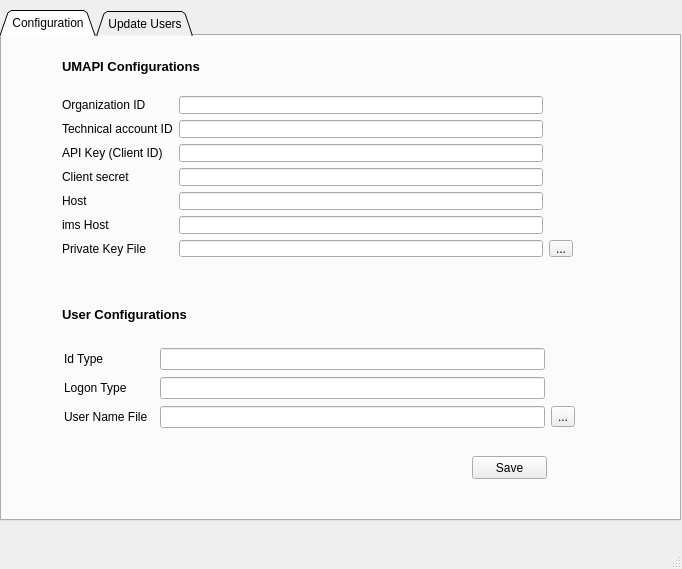
First picture: the form in resource/ui_main_window_base.ui, repository harikanthan/user-update, before the edit.
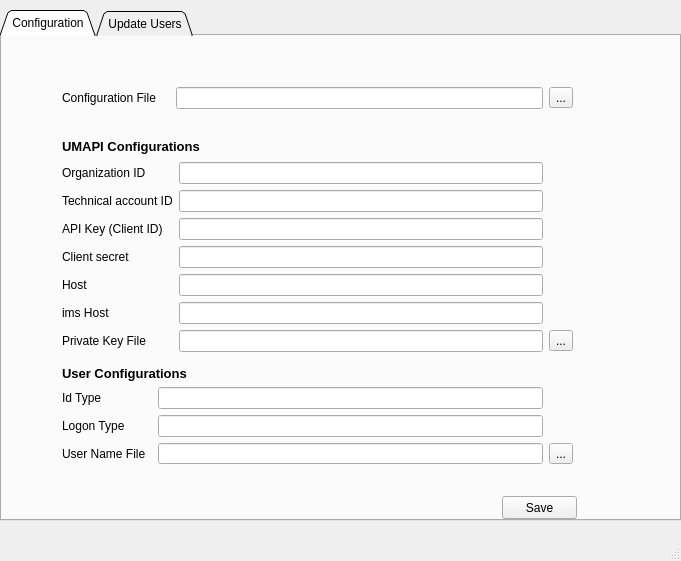
Second picture: the form after the edit.

Patch:
```diff
--- a/resource/ui_main_window_base.ui
+++ b/resource/ui_main_window_base.ui
@@ -6,8 +6,8 @@
    <rect>
     <x>0</x>
     <y>0</y>
-    <width>682</width>
-    <height>569</height>
+    <width>681</width>
+    <height>561</height>
    </rect>
   </property>
   <property name="windowTitle">
@@ -42,51 +42,11 @@
      <attribute name="title">
       <string>Configuration</string>
      </attribute>
-     <widget class="QLabel" name="label">
-      <property name="geometry">
-       <rect>
-        <x>60</x>
-        <y>20</y>
-        <width>201</width>
-        <height>21</height>
-       </rect>
-      </property>
-      <property name="font">
-       <font>
-        <pointsize>10</pointsize>
-        <weight>75</weight>
-        <bold>true</bold>
-       </font>
-      </property>
-      <property name="text">
-       <string>UMAPI Configurations</string>
-      </property>
-     </widget>
-     <widget class="QLabel" name="label_2">
-      <property name="geometry">
-       <rect>
-        <x>60</x>
-        <y>270</y>
-        <width>181</width>
-        <height>16</height>
-       </rect>
-      </property>
-      <property name="font">
-       <font>
-        <pointsize>10</pointsize>
-        <weight>75</weight>
-        <bold>true</bold>
-       </font>
-      </property>
-      <property name="text">
-       <string>User Configurations</string>
-      </property>
-     </widget>
      <widget class="QPushButton" name="save">
       <property name="geometry">
        <rect>
-        <x>470</x>
-        <y>420</y>
+        <x>500</x>
+        <y>460</y>
         <width>75</width>
         <height>23</height>
        </rect>
@@ -95,15 +55,85 @@
        <string>Save</string>
       </property>
      </widget>
+     <widget class="QWidget" name="layoutWidget">
+      <property name="geometry">
+       <rect>
+        <x>60</x>
+        <y>50</y>
+        <width>511</width>
+        <height>24</height>
+       </rect>
+      </property>
+      <layout class="QHBoxLayout" name="horizontalLayout_2">
+       <item>
+        <layout class="QHBoxLayout" name="horizontalLayout">
+         <item>
+          <widget class="QLabel" name="label_3">
+           <property name="text">
+            <string>Configuration File    </string>
+           </property>
+          </widget>
+         </item>
+        </layout>
+       </item>
+       <item>
+        <layout class="QVBoxLayout" name="verticalLayout_7">
+         <item>
+          <widget class="QLineEdit" name="config_File_name"/>
+         </item>
+        </layout>
+       </item>
+       <item>
+        <layout class="QVBoxLayout" name="verticalLayout_8">
+         <item>
+          <widget class="QToolButton" name="configFilePath">
+           <property name="text">
+            <string>...</string>
+           </property>
+          </widget>
+         </item>
+        </layout>
+       </item>
+      </layout>
+     </widget>
+     <widget class="QLabel" name="message">
+      <property name="geometry">
+       <rect>
+        <x>100</x>
+        <y>20</y>
+        <width>401</width>
+        <height>21</height>
+       </rect>
+      </property>
+      <property name="text">
+       <string/>
+      </property>
+     </widget>
      <widget class="QWidget" name="">
       <property name="geometry">
        <rect>
         <x>60</x>
-        <y>60</y>
+        <y>100</y>
         <width>511</width>
-        <height>161</height>
+        <height>216</height>
        </rect>
       </property>
+      <layout class="QVBoxLayout" name="verticalLayout_9">
+       <item>
+        <widget class="QLabel" name="label">
+         <property name="font">
+          <font>
+           <pointsize>10</pointsize>
+           <weight>75</weight>
+           <bold>true</bold>
+          </font>
+         </property>
+         <property name="text">
+          <string>UMAPI Configurations</string>
+         </property>
+        </widget>
+       </item>
+       <item>
       <layout class="QGridLayout" name="gridLayout_2">
        <item row="0" column="0">
         <layout class="QVBoxLayout" name="verticalLayout">
@@ -261,16 +291,34 @@
         </layout>
        </item>
       </layout>
+       </item>
+      </layout>
      </widget>
      <widget class="QWidget" name="">
       <property name="geometry">
        <rect>
-        <x>62</x>
-        <y>311</y>
+        <x>60</x>
+        <y>330</y>
         <width>511</width>
-        <height>83</height>
+        <height>98</height>
        </rect>
       </property>
+      <layout class="QVBoxLayout" name="verticalLayout_10">
+       <item>
+        <widget class="QLabel" name="label_2">
+         <property name="font">
+          <font>
+           <pointsize>10</pointsize>
+           <weight>75</weight>
+           <bold>true</bold>
+          </font>
+         </property>
+         <property name="text">
+          <string>User Configurations</string>
+         </property>
+        </widget>
+       </item>
+       <item>
       <layout class="QGridLayout" name="gridLayout">
        <item row="1" column="1">
         <widget class="QLineEdit" name="logon_type"/>
@@ -310,6 +358,8 @@
         </widget>
        </item>
       </layout>
+       </item>
+      </layout>
      </widget>
     </widget>
     <widget class="QWidget" name="tab_2">
```
Left out of the diff: 41 changed lines with no effect on the pictures. Lines whose indentation alone changed are shown as unchanged.
